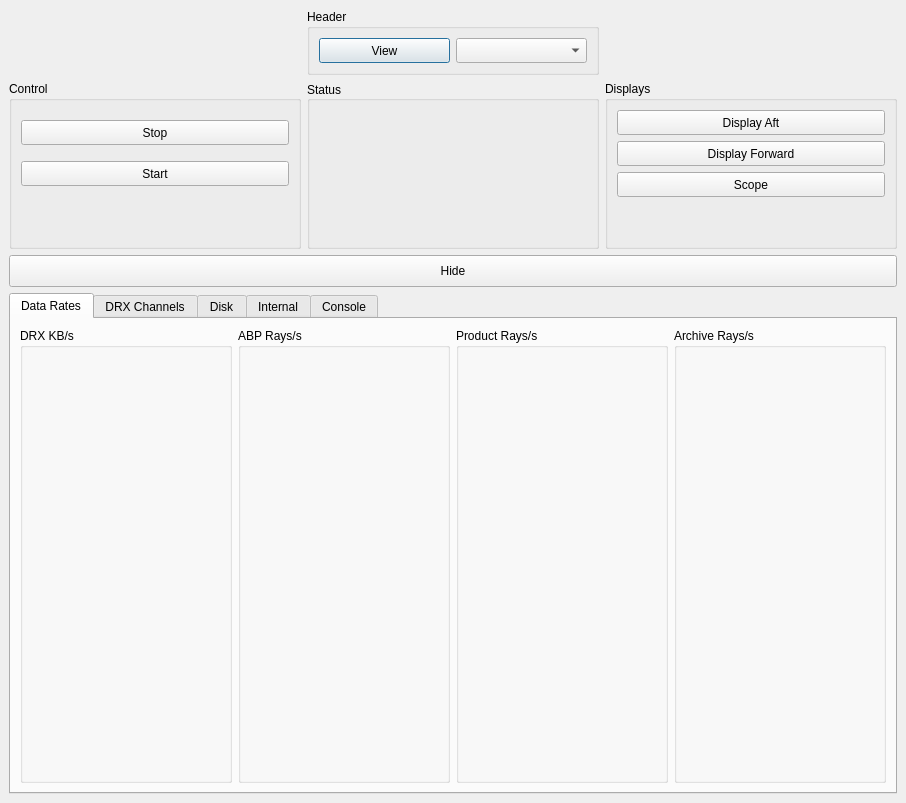
Old version of the form src/eldoragui/EldoraMain.ui in the repository NCAR/eldora_instrument.
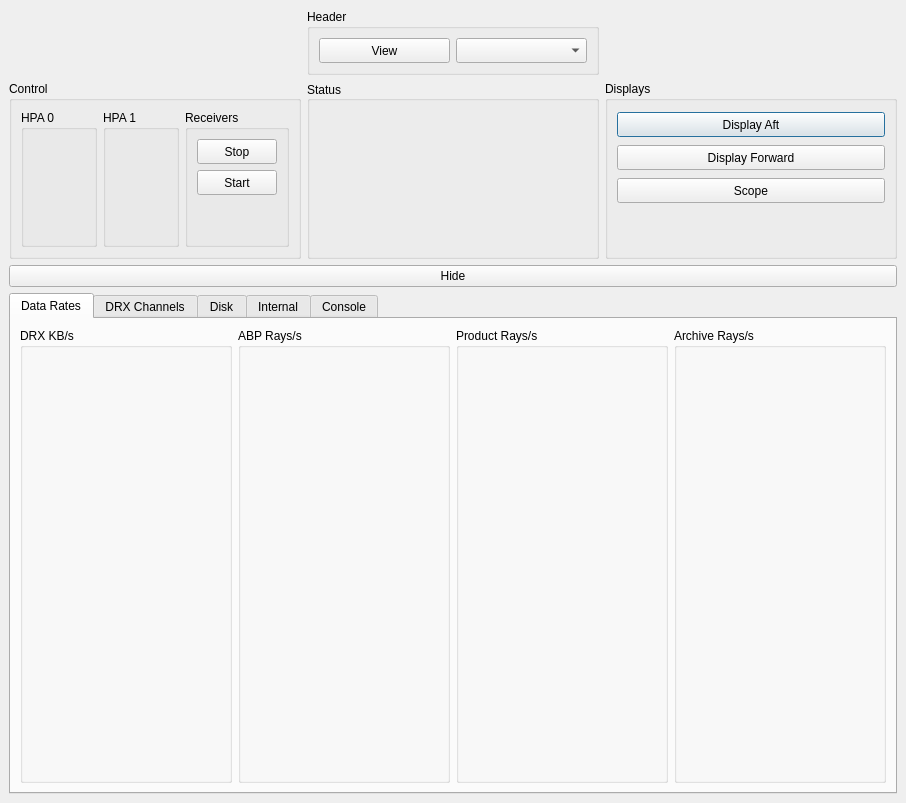
New version of the form.

Commit message:
Added transmitter (HPA) control. Hpa.py models the communication with the HPA. HpaWidget.py provides a widget for controlling the HPA.
Note: Hpa.py uses the PySerial module, obtained from SourceForge. It must be
installed on systems which use Hpa.py. PySerial has been saved in distros/pyserial.
Untar the distribution, and run 'sudo python setup.py install' to intall it.

```diff
--- a/src/eldoragui/EldoraMain.ui
+++ b/src/eldoragui/EldoraMain.ui
@@ -62,8 +62,8 @@
        </property>
       </widget>
      </item>
-     <item row="0" column="1" >
-      <widget class="QGroupBox" name="groupBox_3" >
+     <item row="0" column="2" >
+      <widget class="QLabel" name="label_5" >
        <property name="sizePolicy" >
         <sizepolicy>
          <hsizetype>1</hsizetype>
@@ -72,129 +72,27 @@
          <verstretch>0</verstretch>
         </sizepolicy>
        </property>
-       <property name="title" >
-        <string>Header</string>
+       <property name="text" >
+        <string/>
        </property>
-       <layout class="QHBoxLayout" >
-        <property name="margin" >
-         <number>9</number>
-        </property>
-        <property name="spacing" >
-         <number>6</number>
-        </property>
-        <item>
-         <widget class="QPushButton" name="viewHdrBtn" >
-          <property name="sizePolicy" >
-           <sizepolicy>
-            <hsizetype>1</hsizetype>
-            <vsizetype>0</vsizetype>
-            <horstretch>0</horstretch>
-            <verstretch>0</verstretch>
-           </sizepolicy>
-          </property>
-          <property name="minimumSize" >
-           <size>
-            <width>0</width>
-            <height>25</height>
-           </size>
-          </property>
-          <property name="text" >
-           <string>View</string>
-          </property>
-         </widget>
-        </item>
-        <item>
-         <widget class="QComboBox" name="hdrCombo" >
-          <property name="sizePolicy" >
-           <sizepolicy>
-            <hsizetype>1</hsizetype>
-            <vsizetype>0</vsizetype>
-            <horstretch>0</horstretch>
-            <verstretch>0</verstretch>
-           </sizepolicy>
-          </property>
-          <property name="minimumSize" >
-           <size>
-            <width>0</width>
-            <height>25</height>
-           </size>
-          </property>
-         </widget>
-        </item>
-       </layout>
       </widget>
      </item>
-     <item row="1" column="0" >
-      <widget class="QGroupBox" name="groupBox_4" >
-       <property name="title" >
-        <string>Control</string>
+     <item row="0" column="0" >
+      <widget class="QLabel" name="controlMsg" >
+       <property name="sizePolicy" >
+        <sizepolicy>
+         <hsizetype>1</hsizetype>
+         <vsizetype>1</vsizetype>
+         <horstretch>0</horstretch>
+         <verstretch>0</verstretch>
+        </sizepolicy>
        </property>
-       <layout class="QVBoxLayout" >
-        <property name="margin" >
-         <number>9</number>
-        </property>
-        <property name="spacing" >
-         <number>6</number>
-        </property>
-        <item>
-         <widget class="QPushButton" name="stopButton" >
-          <property name="sizePolicy" >
-           <sizepolicy>
-            <hsizetype>1</hsizetype>
-            <vsizetype>0</vsizetype>
-            <horstretch>0</horstretch>
-            <verstretch>0</verstretch>
-           </sizepolicy>
-          </property>
-          <property name="minimumSize" >
-           <size>
-            <width>0</width>
-            <height>25</height>
-           </size>
-          </property>
-          <property name="text" >
-           <string>Stop</string>
-          </property>
-         </widget>
-        </item>
-        <item>
-         <widget class="QPushButton" name="startButton" >
-          <property name="sizePolicy" >
-           <sizepolicy>
-            <hsizetype>1</hsizetype>
-            <vsizetype>0</vsizetype>
-            <horstretch>0</horstretch>
-            <verstretch>0</verstretch>
-           </sizepolicy>
-          </property>
-          <property name="minimumSize" >
-           <size>
-            <width>0</width>
-            <height>25</height>
-           </size>
-          </property>
-          <property name="text" >
-           <string>Start</string>
-          </property>
-         </widget>
-        </item>
-        <item>
-         <spacer>
-          <property name="orientation" >
-           <enum>Qt::Vertical</enum>
-          </property>
-          <property name="sizeType" >
-           <enum>QSizePolicy::Minimum</enum>
-          </property>
-          <property name="sizeHint" >
-           <size>
-            <width>20</width>
-            <height>40</height>
-           </size>
-          </property>
-         </spacer>
-        </item>
-       </layout>
+       <property name="text" >
+        <string/>
+       </property>
+       <property name="wordWrap" >
+        <bool>true</bool>
+       </property>
       </widget>
      </item>
      <item row="1" column="2" >
@@ -299,8 +197,8 @@
        </layout>
       </widget>
      </item>
-     <item row="0" column="0" >
-      <widget class="QLabel" name="controlMsg" >
+     <item row="0" column="1" >
+      <widget class="QGroupBox" name="groupBox_3" >
        <property name="sizePolicy" >
         <sizepolicy>
          <hsizetype>1</hsizetype>
@@ -309,27 +207,155 @@
          <verstretch>0</verstretch>
         </sizepolicy>
        </property>
-       <property name="text" >
-        <string/>
+       <property name="title" >
+        <string>Header</string>
        </property>
-       <property name="wordWrap" >
-        <bool>true</bool>
-       </property>
+       <layout class="QHBoxLayout" >
+        <property name="margin" >
+         <number>9</number>
+        </property>
+        <property name="spacing" >
+         <number>6</number>
+        </property>
+        <item>
+         <widget class="QPushButton" name="viewHdrBtn" >
+          <property name="sizePolicy" >
+           <sizepolicy>
+            <hsizetype>1</hsizetype>
+            <vsizetype>0</vsizetype>
+            <horstretch>0</horstretch>
+            <verstretch>0</verstretch>
+           </sizepolicy>
+          </property>
+          <property name="minimumSize" >
+           <size>
+            <width>0</width>
+            <height>25</height>
+           </size>
+          </property>
+          <property name="text" >
+           <string>View</string>
+          </property>
+         </widget>
+        </item>
+        <item>
+         <widget class="QComboBox" name="hdrCombo" >
+          <property name="sizePolicy" >
+           <sizepolicy>
+            <hsizetype>1</hsizetype>
+            <vsizetype>0</vsizetype>
+            <horstretch>0</horstretch>
+            <verstretch>0</verstretch>
+           </sizepolicy>
+          </property>
+          <property name="minimumSize" >
+           <size>
+            <width>0</width>
+            <height>25</height>
+           </size>
+          </property>
+         </widget>
+        </item>
+       </layout>
       </widget>
      </item>
-     <item row="0" column="2" >
-      <widget class="QLabel" name="label_5" >
-       <property name="sizePolicy" >
-        <sizepolicy>
-         <hsizetype>1</hsizetype>
-         <vsizetype>1</vsizetype>
-         <horstretch>0</horstretch>
-         <verstretch>0</verstretch>
-        </sizepolicy>
+     <item row="1" column="0" >
+      <widget class="QGroupBox" name="controlBox" >
+       <property name="title" >
+        <string>Control</string>
        </property>
-       <property name="text" >
-        <string/>
-       </property>
+       <layout class="QHBoxLayout" >
+        <property name="margin" >
+         <number>9</number>
+        </property>
+        <property name="spacing" >
+         <number>6</number>
+        </property>
+        <item>
+         <widget class="QGroupBox" name="hpa0Box" >
+          <property name="title" >
+           <string>HPA 0</string>
+          </property>
+         </widget>
+        </item>
+        <item>
+         <widget class="QGroupBox" name="hpa1Box" >
+          <property name="title" >
+           <string>HPA 1</string>
+          </property>
+         </widget>
+        </item>
+        <item>
+         <widget class="QGroupBox" name="groupBox_4" >
+          <property name="title" >
+           <string>Receivers</string>
+          </property>
+          <layout class="QVBoxLayout" >
+           <property name="margin" >
+            <number>9</number>
+           </property>
+           <property name="spacing" >
+            <number>6</number>
+           </property>
+           <item>
+            <widget class="QPushButton" name="stopButton" >
+             <property name="sizePolicy" >
+              <sizepolicy>
+               <hsizetype>1</hsizetype>
+               <vsizetype>0</vsizetype>
+               <horstretch>0</horstretch>
+               <verstretch>0</verstretch>
+              </sizepolicy>
+             </property>
+             <property name="minimumSize" >
+              <size>
+               <width>0</width>
+               <height>25</height>
+              </size>
+             </property>
+             <property name="text" >
+              <string>Stop</string>
+             </property>
+            </widget>
+           </item>
+           <item>
+            <widget class="QPushButton" name="startButton" >
+             <property name="sizePolicy" >
+              <sizepolicy>
+               <hsizetype>1</hsizetype>
+               <vsizetype>0</vsizetype>
+               <horstretch>0</horstretch>
+               <verstretch>0</verstretch>
+              </sizepolicy>
+             </property>
+             <property name="minimumSize" >
+              <size>
+               <width>0</width>
+               <height>25</height>
+              </size>
+             </property>
+             <property name="text" >
+              <string>Start</string>
+             </property>
+            </widget>
+           </item>
+           <item>
+            <spacer>
+             <property name="orientation" >
+              <enum>Qt::Vertical</enum>
+             </property>
+             <property name="sizeHint" >
+              <size>
+               <width>20</width>
+               <height>40</height>
+              </size>
+             </property>
+            </spacer>
+           </item>
+          </layout>
+         </widget>
+        </item>
+       </layout>
       </widget>
      </item>
     </layout>
```
The commit also changes 5 other files.
